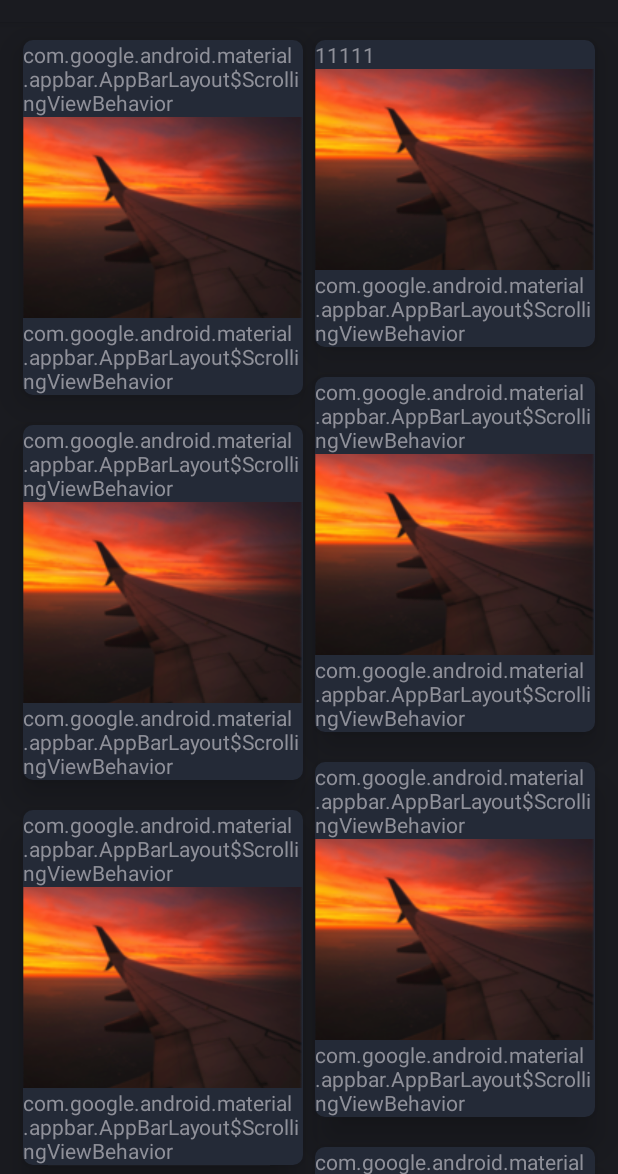
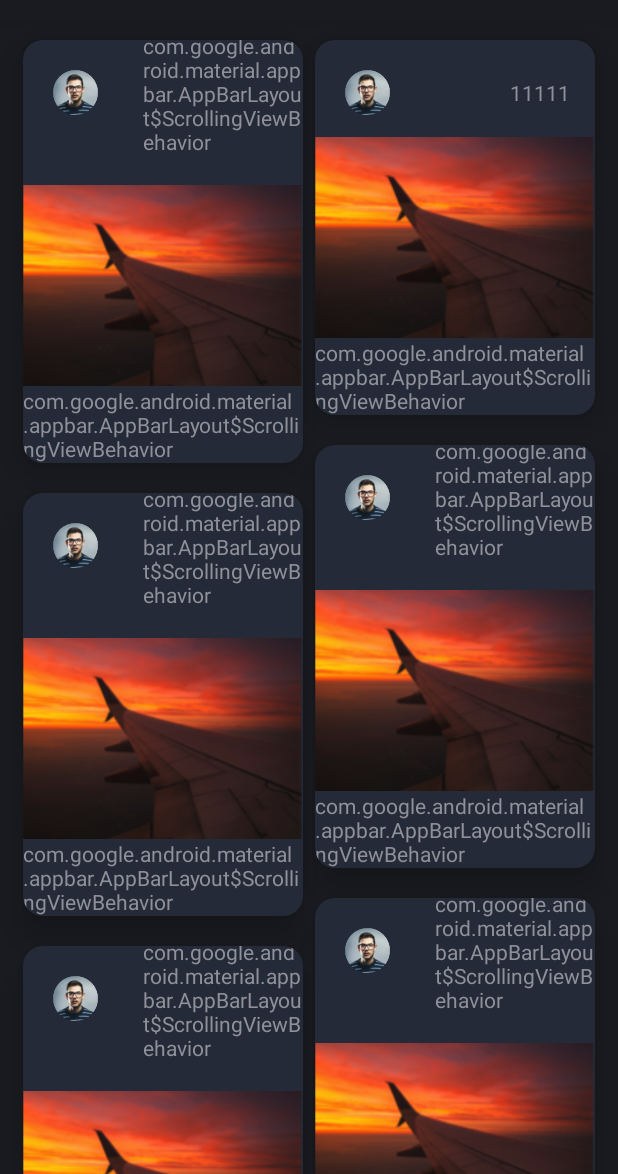
Before and after one commit to RNGTheshy/kinch_social, an Android app: the fragment SocialForumMainFragment shown on its own in the app's theme, on a phone screen of 412 x 824 dp, the part 62-1236 px from its top. Run offline under Robolectric (Android 15) with nearby library versions, the phone set to English and light mode, and no system bars.

Commit message:
朋友圈页面初构建2

```diff
--- a/socialforum/src/main/java/com/chaoshan/socialforum/SocialForumMainFragment.kt
+++ b/socialforum/src/main/java/com/chaoshan/socialforum/SocialForumMainFragment.kt
@@ -1,15 +1,12 @@
 package com.chaoshan.socialforum
 
-import android.graphics.Outline
 import android.graphics.Rect
 import android.os.Bundle
 import android.view.LayoutInflater
 import android.view.View
 import android.view.ViewGroup
-import android.view.ViewOutlineProvider
 import androidx.fragment.app.Fragment
 import androidx.recyclerview.widget.StaggeredGridLayoutManager
-import androidx.viewbinding.ViewBinding
 import com.chaoshan.socialforum.adapter.SocialForumItemAdapter
 import com.chaoshan.socialforum.databinding.SocialForumMainFragmentBinding
 
@@ -26,7 +23,7 @@ class SocialForumMainFragment : Fragment() {
         private const val DELAY_SHOW_MORE_DATA_DURATION = 400L
     }
 
-    val socialForumItemAdapter = SocialForumItemAdapter()
+    private val socialForumItemAdapter = SocialForumItemAdapter()
 
     private lateinit var binding: SocialForumMainFragmentBinding
     override fun onCreateView(inflater: LayoutInflater, container: ViewGroup?, savedInstanceState: Bundle?): View {
--- a/socialforum/src/main/java/com/chaoshan/socialforum/adapter/SocialForumItemAdapter.kt
+++ b/socialforum/src/main/java/com/chaoshan/socialforum/adapter/SocialForumItemAdapter.kt
@@ -21,7 +21,7 @@ class SocialForumItemAdapter : RecyclerView.Adapter<RecyclerView.ViewHolder>() {
         if (position == 1) {
             holder.binding.mainText.text = "11111"
         }
-        setRadius(holder.itemView, 10.0F)
+        setRadius(holder.itemView, 20.0F)
 
     }
 
--- a/socialforum/src/main/res/layout/social_forum_item_view.xml
+++ b/socialforum/src/main/res/layout/social_forum_item_view.xml
@@ -8,13 +8,19 @@
     <ImageView
             android:layout_width="30dp"
             android:layout_height="30dp"
-            android:id="@+id/imageView" />
+            android:src="@drawable/title_image_demo"
+
+            android:layout_margin="20dp"
+            android:id="@+id/imageView"
+            app:layout_constraintStart_toStartOf="parent"
+            app:layout_constraintTop_toTopOf="parent" />
 
     <ImageView
             android:layout_width="match_parent"
             android:scaleType="centerCrop"
             android:src="@drawable/image_demo"
             android:maxHeight="100dp"
+            android:layout_marginTop="20dp"
             android:id="@+id/main_image"
             app:layout_constraintStart_toStartOf="parent"
             app:layout_constraintEnd_toEndOf="parent"
@@ -23,10 +29,13 @@
 
     <TextView
             android:layout_width="match_parent"
-            android:layout_height="0dp"
+            android:layout_marginStart="80dp"
+            android:layout_height="wrap_content"
             android:id="@+id/main_text"
             android:text="@string/appbar_scrolling_view_behavior"
-            app:layout_constraintTop_toTopOf="parent" />
+            app:layout_constraintTop_toTopOf="@+id/imageView"
+            app:layout_constraintStart_toEndOf="@+id/imageView"
+            app:layout_constraintBottom_toBottomOf="@+id/imageView" />
 
     <TextView
             android:layout_width="match_parent"
```
Also changed, not shown: socialforum/src/main/res/drawable/title_image_demo.png (added).
